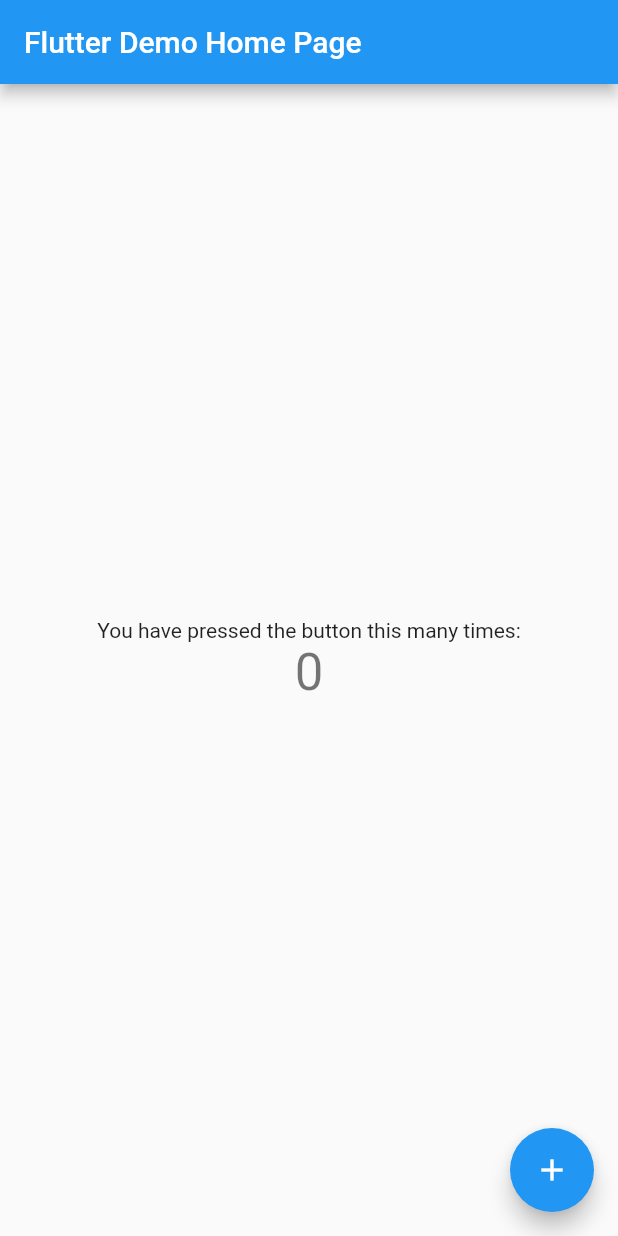
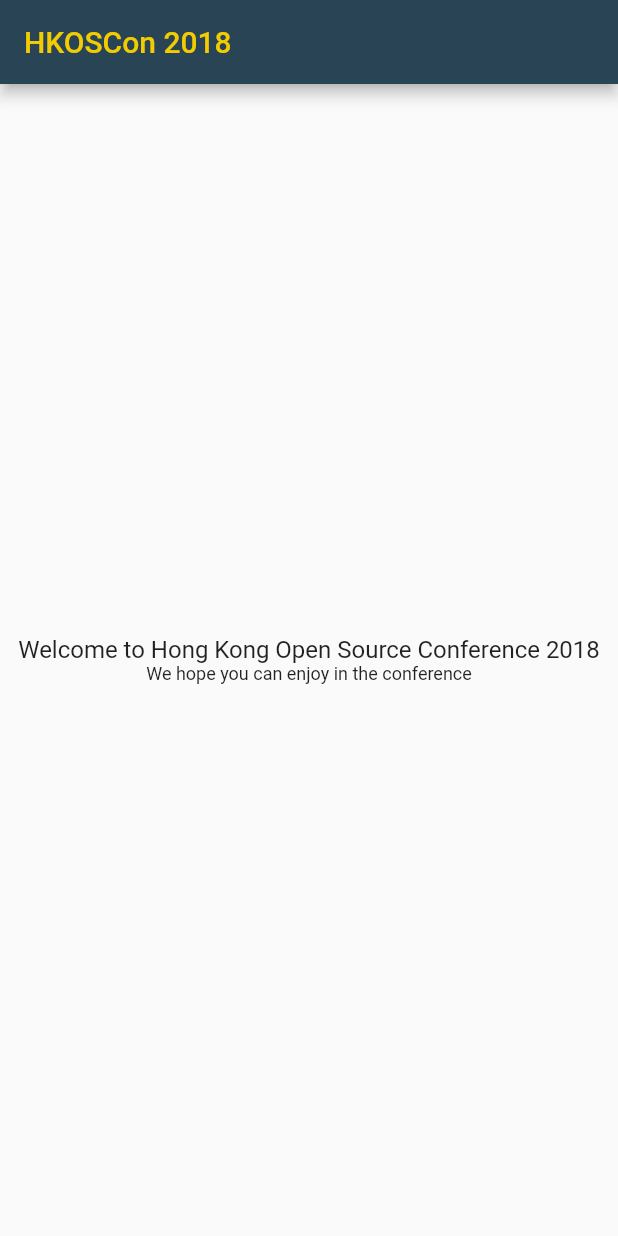
Before and after one commit to 404busters/hkoscon_client, a Flutter app: the screen it shows after launch, on a phone screen of 412 x 824 dp. Run offline on Flutter 3.47's test engine with Material 2 defaults, Android fonts, the phone set to English and light mode, and no system bars.

Commit message:
Craft basic app structure

```diff
--- /dev/null
+++ b/lib/app/Container.dart
@@ -0,0 +1,35 @@
+import 'package:flutter/material.dart';
+import 'const.dart' show AppTitle, SecondaryColor;
+
+class AppContainer extends StatefulWidget {
+  const AppContainer(this.child);
+
+  final Widget child;
+
+  @override
+  _AppContainerState createState() => new _AppContainerState();
+}
+
+class _AppContainerState extends State<AppContainer> {
+  @override
+  Widget build(BuildContext context) {
+    // This method is rerun every time setState is called, for instance as done
+    // by the _incrementCounter method above.
+    //
+    // The Flutter framework has been optimized to make rerunning build methods
+    // fast, so that you can just rebuild anything that needs updating rather
+    // than having to individually change instances of widgets.
+    return new Scaffold(
+      appBar: new AppBar(
+        // Here we take the value from the MyHomePage object that was created by
+        // the App.build method, and use it to set our appbar title.
+        title: const Text(AppTitle,
+            style: const TextStyle(
+              color: SecondaryColor,
+            )
+        ),
+      ),
+      body: widget.child,
+    );
+  }
+}
--- /dev/null
+++ b/lib/app/app.dart
@@ -0,0 +1,7 @@
+import 'package:flutter/material.dart';
+import 'state.dart' show HKOSConClientAppState;
+
+class HKOSConClientApp extends StatefulWidget {
+  @override
+  HKOSConClientAppState createState() => new HKOSConClientAppState();
+}
--- /dev/null
+++ b/lib/app/const.dart
@@ -0,0 +1,4 @@
+import 'dart:ui' show Color;
+const String AppTitle = 'HKOSCon 2018';
+const Color PrimaryColor = const Color(0xFF294454);
+const Color SecondaryColor = const Color(0xFFF3CB02);
--- /dev/null
+++ b/lib/app/pages/home/page.dart
@@ -0,0 +1,7 @@
+import 'package:flutter/material.dart';
+import 'state.dart';
+
+class HomePage extends StatefulWidget {
+  @override
+  HomePageState createState() => new HomePageState();
+}
--- /dev/null
+++ b/lib/app/pages/home/state.dart
@@ -0,0 +1,35 @@
+import 'package:flutter/material.dart';
+import 'page.dart' show HomePage;
+
+class HomePageState extends State<HomePage> {
+  @override
+  Widget build(BuildContext context) {
+    // This method is rerun every time setState is called, for instance as done
+    // by the _incrementCounter method above.
+    //
+    // The Flutter framework has been optimized to make rerunning build methods
+    // fast, so that you can just rebuild anything that needs updating rather
+    // than having to individually change instances of widgets.
+    return new Center(
+      // Center is a layout widget. It takes a single child and positions it
+      // in the middle of the parent.
+      child: new Column(
+        mainAxisAlignment: MainAxisAlignment.center,
+        children: <Widget>[
+          new Text(
+            'Welcome to Hong Kong Open Source Conference 2018',
+            style: new TextStyle(
+              fontSize: 16.0,
+            ),
+          ),
+          new Text(
+            'We hope you can enjoy in the conference',
+            style: new TextStyle(
+              fontSize: 12.0,
+            ),
+          )
+        ],
+      ),
+    );
+  }
+}
--- /dev/null
+++ b/lib/app/state.dart
@@ -0,0 +1,26 @@
+import 'package:flutter/material.dart';
+import 'app.dart' show HKOSConClientApp;
+import 'const.dart' show AppTitle, PrimaryColor, SecondaryColor;
+import 'pages/home/page.dart' show HomePage;
+import 'Container.dart' show AppContainer;
+
+class HKOSConClientAppState extends State<HKOSConClientApp> {
+
+  // This widget is the root of your application.
+  @override
+  Widget build(BuildContext context) {
+    ThemeData theme = new ThemeData(
+      brightness: Brightness.light,
+      primaryColor: PrimaryColor,
+      accentColor: SecondaryColor,
+    );
+    return new MaterialApp(
+      title: AppTitle,
+      theme: theme,
+      routes: <String, WidgetBuilder>{
+        '/': (BuildContext context) => new AppContainer(new HomePage()),
+      },
+    );
+  }
+
+}
--- a/lib/main.dart
+++ b/lib/main.dart
@@ -1,109 +1,4 @@
 import 'package:flutter/material.dart';
+import 'app/app.dart';
 
-void main() => runApp(new MyApp());
-
-class MyApp extends StatelessWidget {
-  // This widget is the root of your application.
-  @override
-  Widget build(BuildContext context) {
-    return new MaterialApp(
-      title: 'Flutter Demo',
-      theme: new ThemeData(
-        // This is the theme of your application.
-        //
-        // Try running your application with "flutter run". You'll see the
-        // application has a blue toolbar. Then, without quitting the app, try
-        // changing the primarySwatch below to Colors.green and then invoke
-        // "hot reload" (press "r" in the console where you ran "flutter run",
-        // or press Run > Flutter Hot Reload in IntelliJ). Notice that the
-        // counter didn't reset back to zero; the application is not restarted.
-        primarySwatch: Colors.blue,
-      ),
-      home: new MyHomePage(title: 'Flutter Demo Home Page'),
-    );
-  }
-}
-
-class MyHomePage extends StatefulWidget {
-  MyHomePage({Key key, this.title}) : super(key: key);
-
-  // This widget is the home page of your application. It is stateful, meaning
-  // that it has a State object (defined below) that contains fields that affect
-  // how it looks.
-
-  // This class is the configuration for the state. It holds the values (in this
-  // case the title) provided by the parent (in this case the App widget) and
-  // used by the build method of the State. Fields in a Widget subclass are
-  // always marked "final".
-
-  final String title;
-
-  @override
-  _MyHomePageState createState() => new _MyHomePageState();
-}
-
-class _MyHomePageState extends State<MyHomePage> {
-  int _counter = 0;
-
-  void _incrementCounter() {
-    setState(() {
-      // This call to setState tells the Flutter framework that something has
-      // changed in this State, which causes it to rerun the build method below
-      // so that the display can reflect the updated values. If we changed
-      // _counter without calling setState(), then the build method would not be
-      // called again, and so nothing would appear to happen.
-      _counter++;
-    });
-  }
-
-  @override
-  Widget build(BuildContext context) {
-    // This method is rerun every time setState is called, for instance as done
-    // by the _incrementCounter method above.
-    //
-    // The Flutter framework has been optimized to make rerunning build methods
-    // fast, so that you can just rebuild anything that needs updating rather
-    // than having to individually change instances of widgets.
-    return new Scaffold(
-      appBar: new AppBar(
-        // Here we take the value from the MyHomePage object that was created by
-        // the App.build method, and use it to set our appbar title.
-        title: new Text(widget.title),
-      ),
-      body: new Center(
-        // Center is a layout widget. It takes a single child and positions it
-        // in the middle of the parent.
-        child: new Column(
-          // Column is also layout widget. It takes a list of children and
-          // arranges them vertically. By default, it sizes itself to fit its
-          // children horizontally, and tries to be as tall as its parent.
-          //
-          // Invoke "debug paint" (press "p" in the console where you ran
-          // "flutter run", or select "Toggle Debug Paint" from the Flutter tool
-          // window in IntelliJ) to see the wireframe for each widget.
-          //
-          // Column has various properties to control how it sizes itself and
-          // how it positions its children. Here we use mainAxisAlignment to
-          // center the children vertically; the main axis here is the vertical
-          // axis because Columns are vertical (the cross axis would be
-          // horizontal).
-          mainAxisAlignment: MainAxisAlignment.center,
-          children: <Widget>[
-            new Text(
-              'You have pressed the button this many times:',
-            ),
-            new Text(
-              '$_counter',
-              style: Theme.of(context).textTheme.display1,
-            ),
-          ],
-        ),
-      ),
-      floatingActionButton: new FloatingActionButton(
-        onPressed: _incrementCounter,
-        tooltip: 'Increment',
-        child: new Icon(Icons.add),
-      ), // This trailing comma makes auto-formatting nicer for build methods.
-    );
-  }
-}
+void main() => runApp(new HKOSConClientApp());
```
Also changed, not shown: 1 other file.
